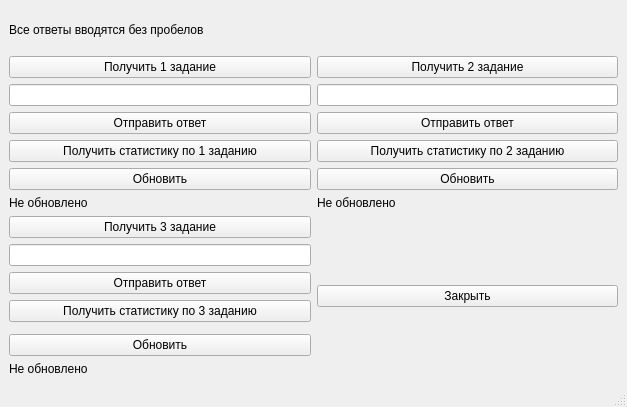
First picture: the form in Interface/mainwindow.ui, repository Doveri/komsomols_work, before the edit.
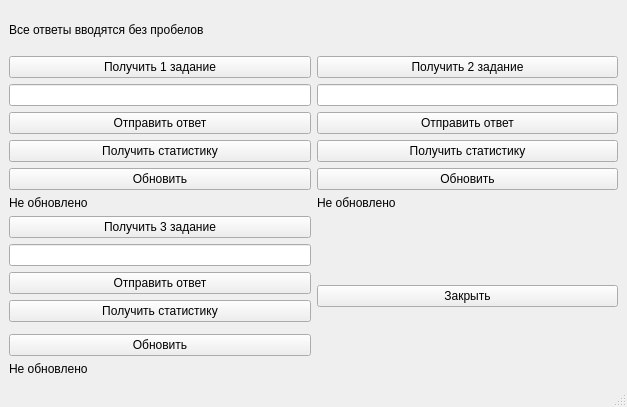
Second picture: the form after the edit.

Diff of the .ui file:
```diff
--- a/Interface/mainwindow.ui
+++ b/Interface/mainwindow.ui
@@ -67,7 +67,7 @@
       <item row="14" column="0">
        <widget class="QPushButton" name="get_stats_3">
         <property name="text">
-         <string>Получить статистику по 3 заданию</string>
+         <string>Получить статистику</string>
         </property>
        </widget>
       </item>
@@ -81,7 +81,7 @@
       <item row="3" column="1">
        <widget class="QPushButton" name="get_stats_2">
         <property name="text">
-         <string>Получить статистику по 2 заданию</string>
+         <string>Получить статистику</string>
         </property>
        </widget>
       </item>
@@ -151,7 +151,7 @@
       <item row="3" column="0">
        <widget class="QPushButton" name="get_stats_1">
         <property name="text">
-         <string>Получить статистику по 1 заданию</string>
+         <string>Получить статистику</string>
         </property>
        </widget>
       </item>
```
